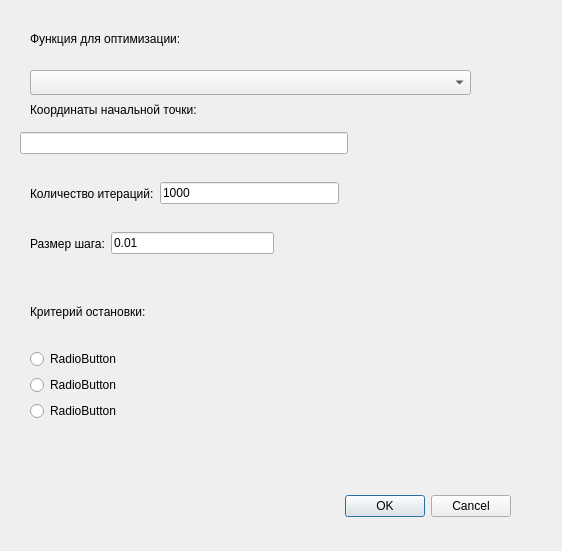
First picture: the form in dialogmodel.ui, repository braubergiag/GDG, before the edit.
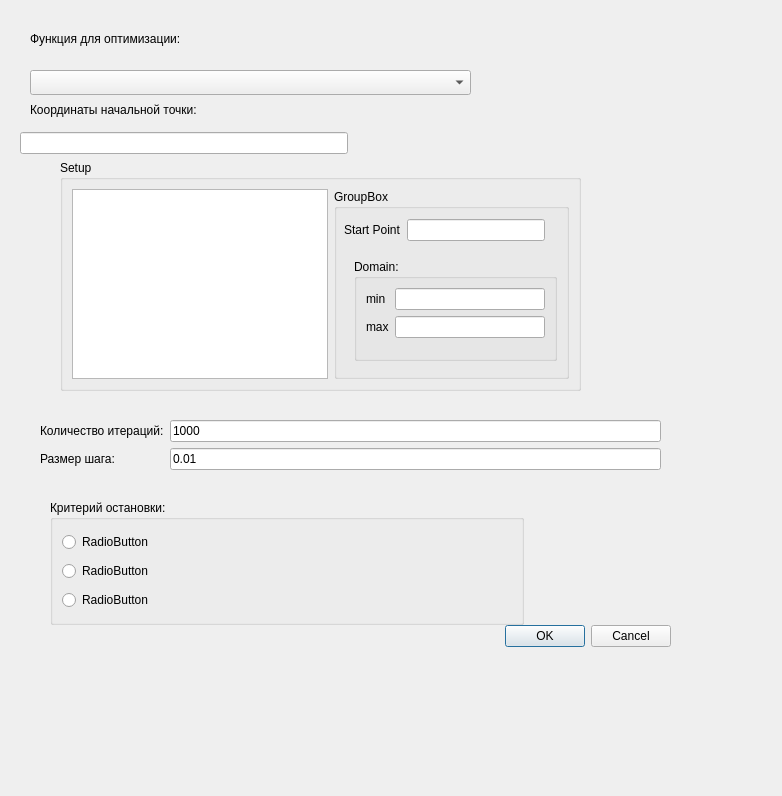
Second picture: the form after the edit.

Commit message: Adding listWidget for function coordinates

What changed in the file:
```diff
--- a/dialogmodel.ui
+++ b/dialogmodel.ui
@@ -6,8 +6,8 @@
    <rect>
     <x>0</x>
     <y>0</y>
-    <width>562</width>
-    <height>551</height>
+    <width>782</width>
+    <height>796</height>
    </rect>
   </property>
   <property name="windowTitle">
@@ -16,8 +16,8 @@
   <widget class="QDialogButtonBox" name="buttonBox">
    <property name="geometry">
     <rect>
-     <x>170</x>
-     <y>490</y>
+     <x>330</x>
+     <y>620</y>
      <width>341</width>
      <height>32</height>
     </rect>
@@ -80,50 +80,131 @@
     </item>
    </layout>
   </widget>
-  <widget class="QWidget" name="layoutWidget">
+  <widget class="QGroupBox" name="groupBox_2">
    <property name="geometry">
     <rect>
-     <x>30</x>
-     <y>180</y>
-     <width>309</width>
-     <height>27</height>
+     <x>60</x>
+     <y>160</y>
+     <width>521</width>
+     <height>231</height>
     </rect>
    </property>
+   <property name="title">
+    <string>Setup</string>
+   </property>
    <layout class="QHBoxLayout" name="horizontalLayout_2">
     <item>
+     <widget class="QListWidget" name="list_start_coords">
+      <property name="sizePolicy">
+       <sizepolicy hsizetype="Preferred" vsizetype="Expanding">
+        <horstretch>0</horstretch>
+        <verstretch>0</verstretch>
+       </sizepolicy>
+      </property>
+     </widget>
+    </item>
+    <item>
+     <widget class="QGroupBox" name="groupBox_4">
+      <property name="title">
+       <string>GroupBox</string>
+      </property>
+      <widget class="QWidget" name="formLayoutWidget_3">
+       <property name="geometry">
+        <rect>
+         <x>10</x>
+         <y>30</y>
+         <width>201</width>
+         <height>31</height>
+        </rect>
+       </property>
+       <layout class="QFormLayout" name="formLayout_3">
+        <item row="0" column="0">
+         <widget class="QLabel" name="startPointLabel">
+          <property name="text">
+           <string>Start Point</string>
+          </property>
+         </widget>
+        </item>
+        <item row="0" column="1">
+         <widget class="QLineEdit" name="startPointLineEdit"/>
+        </item>
+       </layout>
+      </widget>
+      <widget class="QGroupBox" name="groupBox_3">
+       <property name="geometry">
+        <rect>
+         <x>20</x>
+         <y>70</y>
+         <width>203</width>
+         <height>102</height>
+        </rect>
+       </property>
+       <property name="title">
+        <string>Domain:</string>
+       </property>
+       <layout class="QVBoxLayout" name="verticalLayout_2">
+        <item>
+         <layout class="QFormLayout" name="formLayout_2">
+          <item row="0" column="0">
+           <widget class="QLabel" name="minLabel">
+            <property name="text">
+             <string>min</string>
+            </property>
+           </widget>
+          </item>
+          <item row="0" column="1">
+           <widget class="QLineEdit" name="minLineEdit"/>
+          </item>
+          <item row="1" column="0">
+           <widget class="QLabel" name="maxLabel">
+            <property name="text">
+             <string>max</string>
+            </property>
+           </widget>
+          </item>
+          <item row="1" column="1">
+           <widget class="QLineEdit" name="maxLineEdit"/>
+          </item>
+         </layout>
+        </item>
+       </layout>
+      </widget>
+     </widget>
+    </item>
+   </layout>
+  </widget>
+  <widget class="QWidget" name="formLayoutWidget">
+   <property name="geometry">
+    <rect>
+     <x>40</x>
+     <y>420</y>
+     <width>621</width>
+     <height>71</height>
+    </rect>
+   </property>
+   <layout class="QFormLayout" name="formLayout">
+    <item row="0" column="0">
      <widget class="QLabel" name="label_5">
       <property name="text">
        <string>Количество итераций:</string>
       </property>
      </widget>
     </item>
-    <item>
+    <item row="0" column="1">
      <widget class="QLineEdit" name="lineEdit_iterCount">
       <property name="text">
        <string>1000</string>
       </property>
      </widget>
     </item>
-   </layout>
-  </widget>
-  <widget class="QWidget" name="layoutWidget">
-   <property name="geometry">
-    <rect>
-     <x>30</x>
-     <y>230</y>
-     <width>244</width>
-     <height>27</height>
-    </rect>
-   </property>
-   <layout class="QHBoxLayout" name="horizontalLayout_3">
-    <item>
+    <item row="1" column="0">
      <widget class="QLabel" name="label_6">
       <property name="text">
        <string>Размер шага:</string>
       </property>
      </widget>
     </item>
-    <item>
+    <item row="1" column="1">
      <widget class="QLineEdit" name="lineEdit_4">
       <property name="text">
        <string>0.01</string>
@@ -132,41 +213,37 @@
     </item>
    </layout>
   </widget>
-  <widget class="QWidget" name="gridLayoutWidget">
+  <widget class="QGroupBox" name="groupBox">
    <property name="geometry">
     <rect>
-     <x>30</x>
-     <y>280</y>
-     <width>271</width>
-     <height>141</height>
+     <x>50</x>
+     <y>500</y>
+     <width>474</width>
+     <height>125</height>
     </rect>
    </property>
-   <layout class="QGridLayout" name="gridLayout">
-    <item row="1" column="0">
+   <property name="title">
+    <string>Критерий остановки:</string>
+   </property>
+   <layout class="QVBoxLayout" name="verticalLayout">
+    <item>
      <widget class="QRadioButton" name="rb_stop_1">
       <property name="text">
        <string>RadioButton</string>
       </property>
      </widget>
     </item>
-    <item row="3" column="0">
-     <widget class="QRadioButton" name="rb_stop_3">
-      <property name="text">
-       <string>RadioButton</string>
-      </property>
-     </widget>
-    </item>
-    <item row="2" column="0">
+    <item>
      <widget class="QRadioButton" name="rb_stop_2">
       <property name="text">
        <string>RadioButton</string>
       </property>
      </widget>
     </item>
-    <item row="0" column="0">
-     <widget class="QLabel" name="label_3">
+    <item>
+     <widget class="QRadioButton" name="rb_stop_3">
       <property name="text">
-       <string>Критерий остановки:</string>
+       <string>RadioButton</string>
       </property>
      </widget>
     </item>
```
The commit also changes 5 other files.
